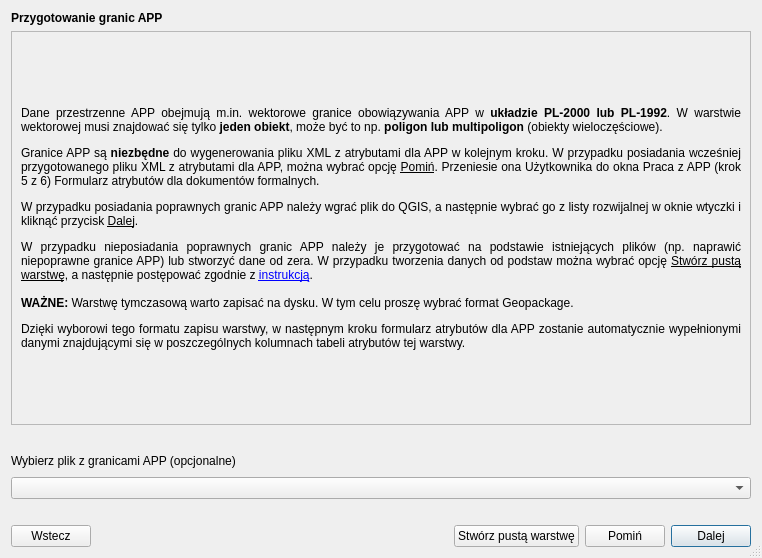
The window that modules/app/views/ui/wektor_instrukcja_dialog_base.ui (envirosolutionspl/wtyczka_qgis_app) describes before a commit, drawn with Qt 5.
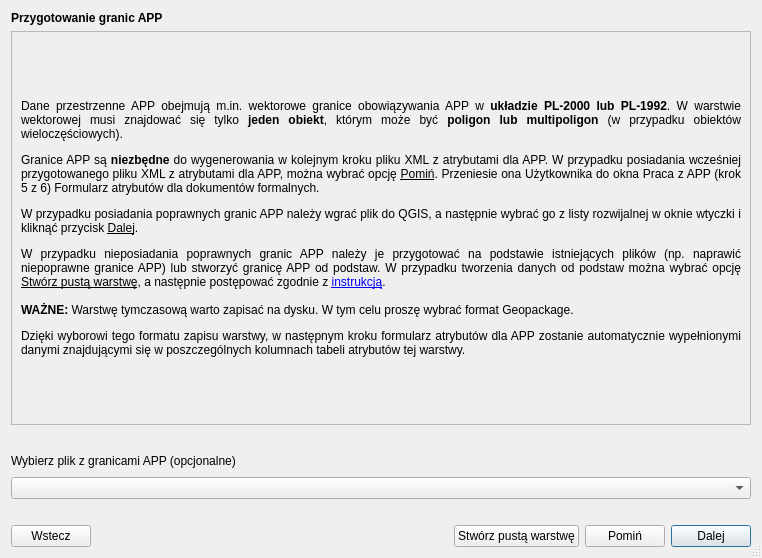
The same window after the commit. Custom widgets are drawn as their Qt base class.

Patch:
```diff
--- a/modules/app/views/ui/wektor_instrukcja_dialog_base.ui
+++ b/modules/app/views/ui/wektor_instrukcja_dialog_base.ui
@@ -48,8 +48,8 @@
          <rect>
           <x>0</x>
           <y>0</y>
-          <width>736</width>
-          <height>348</height>
+          <width>740</width>
+          <height>376</height>
          </rect>
         </property>
         <layout class="QGridLayout" name="gridLayout">
@@ -61,7 +61,7 @@
             </font>
            </property>
            <property name="text">
-            <string>&lt;html&gt;&lt;head/&gt;&lt;body&gt;&lt;p&gt;Dane przestrzenne APP obejmują m.in. wektorowe granice obowiązywania APP w &lt;span style=&quot; font-weight:600;&quot;&gt;układzie PL-2000 lub PL-1992&lt;/span&gt;. W warstwie wektorowej musi znajdować się tylko &lt;span style=&quot; font-weight:600;&quot;&gt;jeden obiekt&lt;/span&gt;, może być to np. &lt;span style=&quot; font-weight:600;&quot;&gt;poligon lub multipoligon&lt;/span&gt; (obiekty wieloczęściowe).&lt;/p&gt;&lt;p&gt;Granice APP są&lt;span style=&quot; font-weight:600;&quot;&gt; niezbędne&lt;/span&gt; do wygenerowania pliku XML z atrybutami dla APP w kolejnym kroku. W przypadku posiadania wcześniej przygotowanego pliku XML z atrybutami dla APP, można wybrać opcję &lt;span style=&quot; text-decoration: underline;&quot;&gt;Pomiń&lt;/span&gt;. Przeniesie ona Użytkownika do okna Praca z APP (krok 5 z 6) Formularz atrybutów dla dokumentów formalnych. &lt;/p&gt;&lt;p&gt;W przypadku posiadania poprawnych granic APP należy wgrać plik do QGIS, a następnie wybrać go z listy rozwijalnej w oknie wtyczki i kliknąć przycisk &lt;span style=&quot; text-decoration: underline;&quot;&gt;Dalej&lt;/span&gt;. &lt;/p&gt;&lt;p&gt;W przypadku nieposiadania poprawnych granic APP należy je przygotować na podstawie istniejących plików (np. naprawić niepoprawne granice APP) lub stworzyć dane od zera. W przypadku tworzenia danych od podstaw można wybrać opcję &lt;span style=&quot; text-decoration: underline;&quot;&gt;Stwórz pustą warstwę&lt;/span&gt;, a następnie postępować zgodnie z &lt;a href=&quot;https://www.envirosolutions.pl/&quot;&gt;&lt;span style=&quot; text-decoration: underline; color:#0000ff;&quot;&gt;instrukcją&lt;/span&gt;&lt;/a&gt;.&lt;br/&gt;&lt;br/&gt;&lt;span style=&quot; font-weight:600;&quot;&gt;WAŻNE:&lt;/span&gt; Warstwę tymczasową warto zapisać na dysku. W tym celu proszę wybrać format Geopackage. &lt;/p&gt;&lt;p&gt;Dzięki wyborowi tego formatu zapisu warstwy, w następnym kroku formularz atrybutów dla APP zostanie automatycznie wypełnionymi danymi znajdującymi się w poszczególnych kolumnach tabeli atrybutów tej warstwy.&lt;/p&gt;&lt;/body&gt;&lt;/html&gt;</string>
+            <string>&lt;html&gt;&lt;head/&gt;&lt;body&gt;&lt;p&gt;Dane przestrzenne APP obejmują m.in. wektorowe granice obowiązywania APP w &lt;span style=&quot; font-weight:600;&quot;&gt;układzie PL-2000 lub PL-1992&lt;/span&gt;. W warstwie wektorowej musi znajdować się tylko &lt;span style=&quot; font-weight:600;&quot;&gt;jeden obiekt&lt;/span&gt;, którym może być &lt;span style=&quot; font-weight:600;&quot;&gt;poligon lub multipoligon&lt;/span&gt; (w przypadku obiektów wieloczęściowych).&lt;/p&gt;&lt;p&gt;Granice APP są&lt;span style=&quot; font-weight:600;&quot;&gt; niezbędne&lt;/span&gt; do wygenerowania w kolejnym kroku pliku XML z atrybutami dla APP. W przypadku posiadania wcześniej przygotowanego pliku XML z atrybutami dla APP, można wybrać opcję &lt;span style=&quot; text-decoration: underline;&quot;&gt;Pomiń&lt;/span&gt;. Przeniesie ona Użytkownika do okna Praca z APP (krok 5 z 6) Formularz atrybutów dla dokumentów formalnych. &lt;/p&gt;&lt;p&gt;W przypadku posiadania poprawnych granic APP należy wgrać plik do QGIS, a następnie wybrać go z listy rozwijalnej w oknie wtyczki i kliknąć przycisk &lt;span style=&quot; text-decoration: underline;&quot;&gt;Dalej&lt;/span&gt;. &lt;/p&gt;&lt;p&gt;W przypadku nieposiadania poprawnych granic APP należy je przygotować na podstawie istniejących plików (np. naprawić niepoprawne granice APP) lub stworzyć granicę APP od podstaw. W przypadku tworzenia danych od podstaw można wybrać opcję &lt;span style=&quot; text-decoration: underline;&quot;&gt;Stwórz pustą warstwę&lt;/span&gt;, a następnie postępować zgodnie z &lt;a href=&quot;http://www.gov.pl/zagospodarowanieprzestrzenne/wtyczka-app&quot;&gt;&lt;span style=&quot; text-decoration: underline; color:#0000ff;&quot;&gt;instrukcją&lt;/span&gt;&lt;/a&gt;.&lt;br/&gt;&lt;br/&gt;&lt;span style=&quot; font-weight:600;&quot;&gt;WAŻNE:&lt;/span&gt; Warstwę tymczasową warto zapisać na dysku. W tym celu proszę wybrać format Geopackage. &lt;/p&gt;&lt;p&gt;Dzięki wyborowi tego formatu zapisu warstwy, w następnym kroku formularz atrybutów dla APP zostanie automatycznie wypełnionymi danymi znajdującymi się w poszczególnych kolumnach tabeli atrybutów tej warstwy.&lt;/p&gt;&lt;/body&gt;&lt;/html&gt;</string>
            </property>
            <property name="alignment">
             <set>Qt::AlignJustify|Qt::AlignVCenter</set>
```
